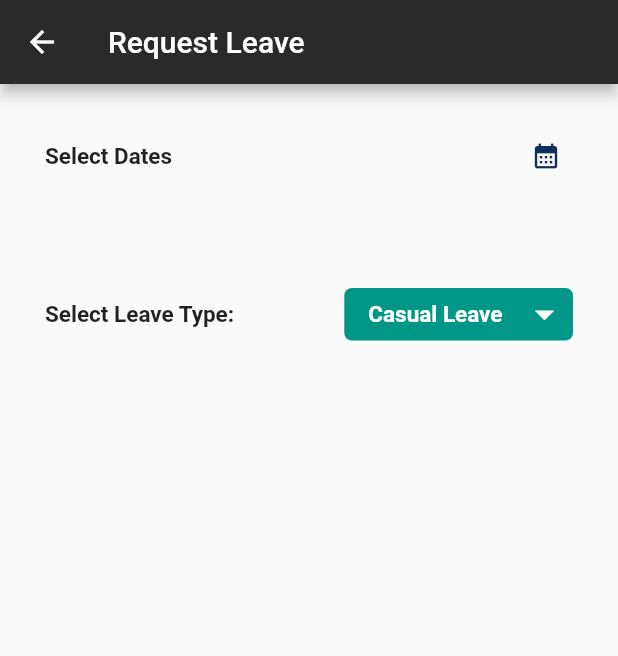
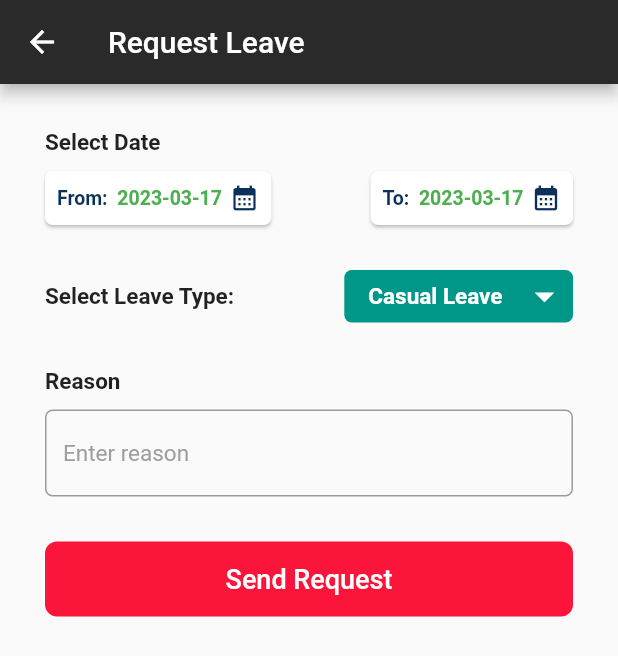
Before and after one commit to saninssnz/leave_management_machine_test, a Flutter app: the LeaveScreen screen opened directly, on a phone screen of 412 x 824 dp. Shown: the top 656 px of the screen. Run offline on Flutter 3.47's test engine with Material 2 defaults, Android fonts, the phone set to English and light mode, and no system bars; our stand-ins replace cloud_firestore, firebase_core, firebase_storage; accounts and stored records are empty.

Commit message:
date picking not completed

```diff
--- a/lib/Ui/CreateEmployeeScreen.dart
+++ b/lib/Ui/CreateEmployeeScreen.dart
@@ -61,7 +61,8 @@ class _CreateEmployeeScreenState extends State<CreateEmployeeScreen> {
             }
           },
           child: isLoading?
-          CircularProgressIndicator(color: Colors.black,):Container(
+          CircularProgressIndicator(color: Colors.black,):
+          Container(
             height: 50,
             decoration: BoxDecoration(
               borderRadius: BorderRadius.circular(8),
--- a/lib/Ui/LeaveScreen.dart
+++ b/lib/Ui/LeaveScreen.dart
@@ -1,5 +1,6 @@
 import 'package:flutter/material.dart';
 import 'package:leave_management/Model/StatusModel.dart';
+import 'package:leave_management/Utils/Toast.dart';
 import 'package:leave_management/Utils/Utils.dart';
 
 class LeaveScreen extends StatefulWidget {
@@ -12,7 +13,9 @@ class _LeaveScreenState extends State<LeaveScreen> {
 
   LeaveTypeModel selectedLeaveTypeModel = LeaveTypeModel();
   DateTime selectedDate = DateTime.now();
-  List<String>dateList = [];
+  DateTime fromDate = DateTime(DateTime.now().year,DateTime.now().month,DateTime.now().day,0,0,0,0);
+  DateTime toDate = DateTime.now();
+  TextEditingController reasonController = new TextEditingController();
 
   @override
   void initState() {
@@ -22,6 +25,7 @@ class _LeaveScreenState extends State<LeaveScreen> {
 
     super.initState();
   }
+
 
   @override
   Widget build(BuildContext context) {
@@ -34,37 +38,118 @@ class _LeaveScreenState extends State<LeaveScreen> {
       ),
       body: SafeArea(
         child: Column(
+          crossAxisAlignment: CrossAxisAlignment.start,
           children: [
             SizedBox(
               height: 30,
             ),
             Padding(
               padding: const EdgeInsets.symmetric(horizontal: 30.0),
-              child: Row(
-                mainAxisAlignment: MainAxisAlignment.spaceBetween,
-                children: [
-                  Text("Select Dates",
+              child: Text("Select Date",
               style: TextStyle(
                 fontWeight: FontWeight.bold,
                 fontSize: 15
               ),),
-                  InkWell(
+            ),
+            SizedBox(
+              height: 10,
+            ),
+            Padding(
+              padding: const EdgeInsets.symmetric(horizontal: 30.0),
+              child: Row(
+                mainAxisAlignment: MainAxisAlignment.spaceBetween,
+                children: [
+                  Material(
+                    borderRadius: BorderRadius.circular(5),
+                    elevation: 1,
+                    color: Colors.white,
+                    child: InkWell(
                       onTap: (){
-                      selectDate(context,selectedDate).then((value){
-                        selectedDate = DateTime(value!.year,value.month,value.day,0,0,0,0);
-                        dateList.add(selectedDate.toString());
-
+                        selectDate(context,fromDate).then((value){
+                          if(fromDate==value||toDate==value){
+                            Toast.show("Date already picked", context);
+                          }
+                          else{
+                            fromDate = DateTime(value!.year,value.month,value.day,0,0,0,0);
+                          }
                           setState(() {});
                         });
                       },
                       child: Padding(
                         padding: const EdgeInsets.all(8.0),
-                      child: Padding(
+                        child: Row(
+                          children: [
+                            Text(
+                              "From:  ",
+                              style: TextStyle(
+                                  color: Color(0xff0C305A),
+                                  fontSize: 13,
+                                  fontWeight: FontWeight.bold),
+                            ),
+                            Text(
+                              fromDate.toString().split(" ")[0],
+                              style: TextStyle(
+                                  fontSize: 13,
+                                  fontWeight: FontWeight.bold,
+                                  color: Colors.green),
+                            ),
+                            Padding(
                               padding: const EdgeInsets.only(left: 5.0),
                               child: Icon(
                                 Icons.calendar_month,
                                 color: Color(0xff0C305A),
                                 size: 20,
+                              ),
+                            )
+                          ],
+                        ),
+                      ),
+                    ),
+                  ),
+                  Material(
+                    borderRadius: BorderRadius.circular(5),
+                    color: Colors.white,
+                    elevation: 1,
+                    child: InkWell(
+                      onTap: (){
+                        selectDate(context, toDate).then((value){
+                          if(toDate==value|| fromDate==value){
+                            Toast.show("Date already picked", context);
+                          }
+                          else{
+                            toDate = DateTime(value!.year,value.month,value.day,0,0,0,0);
+                          }
+                          setState(() {});
+                        });
+
+                      },
+                      child: Padding(
+                        padding: const EdgeInsets.all(8.0),
+                        child: Row(
+                          children: [
+                            Text(
+                              "To:  ",
+                              style: TextStyle(
+                                  color: Color(0xff0C305A),
+                                  fontSize: 13,
+                                  fontWeight: FontWeight.bold),
+                            ),
+                            Text(
+                              toDate.toString().split(" ")[0],
+                              style: TextStyle(
+                                  fontSize: 13,
+                                  fontWeight: FontWeight.bold,
+                                  color: Colors.green),
+                            ),
+                            Padding(
+                              padding: const EdgeInsets.only(left: 5.0),
+                              child: Icon(
+                                Icons.calendar_month,
+                                color: Color(0xff0C305A),
+                                size: 20,
+                              ),
+                            )
+                          ],
                         ),
                       ),
                     ),
@@ -73,78 +158,7 @@ class _LeaveScreenState extends State<LeaveScreen> {
               ),
             ),
             SizedBox(
-              height: 10,
-            ),
-          Padding(
-            padding: const EdgeInsets.symmetric(horizontal: 25.0),
-            child: Container(
-              width: MediaQuery.of(context).size.width,
-              height: 40,
-              child: ListView.builder(
-                scrollDirection: Axis.horizontal,
-                shrinkWrap: true,
-                itemCount: dateList.length,
-                itemBuilder: (context, index) {
-                  return Row(
-                    children: [
-                      Stack(
-                        children: [
-                          Card(
-                            shape: RoundedRectangleBorder(
-                                borderRadius: BorderRadius.circular(10)),
-                            elevation: 1,
-                            color: Colors.white,
-                            child: Container(
               height: 30,
-                              width: 90,
-                              child: Padding(
-                                padding: const EdgeInsets.all(8.0),
-                                child: Row(
-                                  children: [
-                                    Text(
-                                      selectedDate.toString().split(" ")[0],
-                                      style: TextStyle(
-                                          fontSize: 13,
-                                          fontWeight: FontWeight.bold,
-                                          color: Colors.green),
-                                    ),
-                                  ],
-                                ),
-                              ),
-                            ),
-                          ),
-                          Padding(
-                            padding: const EdgeInsets.only(left: 80.0),
-                            child: InkWell(
-                              onTap: (){
-                                dateList.remove(dateList[index]);
-                                setState(() {
-
-                                });
-                              },
-                              child: Container(
-                                height: 15,
-                                width: 15,
-                                child: Icon(Icons.close,size: 12,
-                                color: Colors.white,),
-                                decoration: BoxDecoration(
-                                    borderRadius: BorderRadius.circular(50),
-                                    color: Colors.red
-                                ),
-                              ),
-                            ),
-                          ),
-                        ],
-                      ),
-                    ],
-                  );
-                },
-              ),
-            ),
-          ),
-
-            SizedBox(
-              height: 20,
             ),
             Padding(
               padding: const EdgeInsets.symmetric(horizontal: 30.0),
@@ -205,7 +219,68 @@ class _LeaveScreenState extends State<LeaveScreen> {
         )
                 ],
               ),
-            )
+            ),
+            SizedBox(height: 30,),
+
+            Padding(
+              padding: const EdgeInsets.symmetric(horizontal: 30.0),
+              child: Text("Reason",
+                style: TextStyle(
+                    fontSize: 15,
+                    fontWeight: FontWeight.bold
+                ),),
+            ),
+            SizedBox(height: 10,),
+            Padding(
+              padding: const EdgeInsets.symmetric(horizontal: 30.0),
+              child: TextField(
+                style: TextStyle(
+                  fontSize: 15,
+                ),
+                maxLines: null,
+                minLines: 1,
+                textAlign: TextAlign.start,
+                controller: reasonController,
+                cursorColor: Colors.black,
+                decoration: InputDecoration(
+                  border: OutlineInputBorder(
+                    borderRadius: BorderRadius.circular(5),
+                    borderSide: BorderSide(
+                      width: 1,
+                      style: BorderStyle.none,
+                    ),
+                  ),
+                  fillColor: Colors.white,
+                  alignLabelWithHint: true,
+                  hintText: ("Enter reason"),
+                  hintStyle: TextStyle(
+                      color: Colors.grey, fontSize: 15, fontWeight: FontWeight.w400),
+                ),
+              ),
+            ),
+            SizedBox(height: 30,),
+            Padding(
+              padding: const EdgeInsets.symmetric(horizontal: 30.0),
+              child: Container(
+                height: 50,
+                decoration: BoxDecoration(
+                  borderRadius: BorderRadius.circular(8),
+                  color: Color(0xfffc153b),
+                ),
+                child: Padding(
+                  padding: const EdgeInsets.symmetric(vertical: 10.0),
+                  child: Center(
+                    child: Text(
+                      "Send Request",
+                      style: TextStyle(
+                          fontWeight: FontWeight.w500,
+                          color: Colors.white,
+                          fontSize: 18),
+                    ),
+                  ),
+                ),
+              ),
+            ),
           ],
         ),
       ),
@@ -215,9 +290,9 @@ class _LeaveScreenState extends State<LeaveScreen> {
   Future<DateTime?> selectDate(BuildContext context, DateTime _date) async {
     final DateTime? picked = await showDatePicker(
         context: context,
-        initialDate: _date,
-        firstDate: DateTime(2000),
-        lastDate: DateTime.now(),
+        initialDate: DateTime.now(),
+        firstDate: DateTime.now(),
+        lastDate: DateTime(2100),
         initialEntryMode: DatePickerEntryMode.calendarOnly,
         builder: (context, child) {
           return Theme(
```
Also changed, not shown: pubspec.lock. Lines whose indentation alone changed are shown as unchanged.
